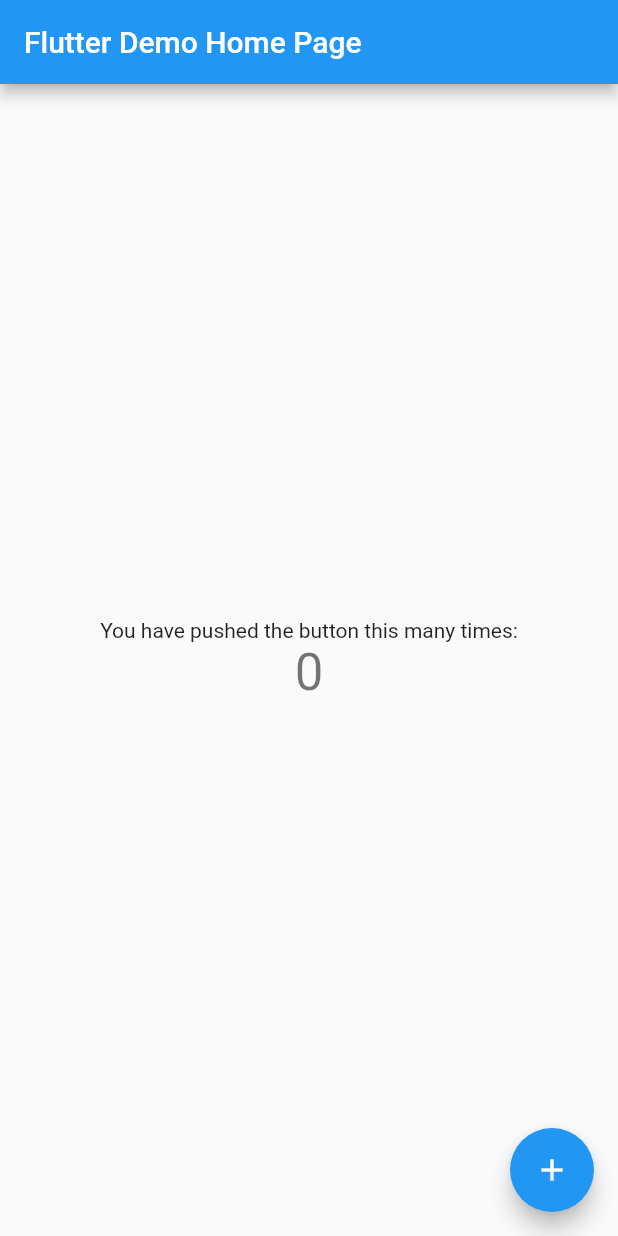
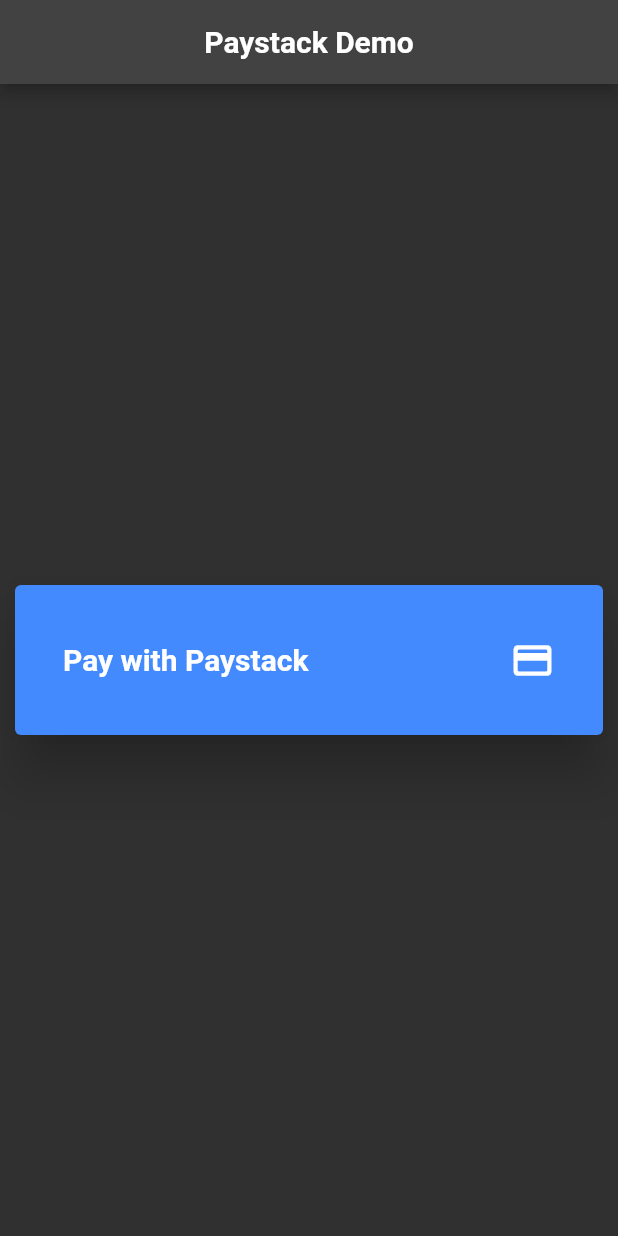
Before and after one commit to bisi-dev/flutter_paystack_app, a Flutter app: the screen it shows after launch, on a phone screen of 412 x 824 dp. Run offline on Flutter 3.47's test engine with Material 2 defaults, Android fonts, the phone set to English and light mode, and no system bars.

Commit message:
Step 3: Create your payment page and card

```diff
--- a/lib/main.dart
+++ b/lib/main.dart
@@ -1,4 +1,5 @@
 import 'package:flutter/material.dart';
+import 'package:flutter_paystack_app/screens/checkout.dart';
 
 void main() {
   runApp(const MyApp());
@@ -7,109 +8,13 @@ void main() {
 class MyApp extends StatelessWidget {
   const MyApp({Key? key}) : super(key: key);
 
-  // This widget is the root of your application.
   @override
   Widget build(BuildContext context) {
     return MaterialApp(
-      title: 'Flutter Demo',
-      theme: ThemeData(
-        // This is the theme of your application.
-        //
-        // Try running your application with "flutter run". You'll see the
-        // application has a blue toolbar. Then, without quitting the app, try
-        // changing the primarySwatch below to Colors.green and then invoke
-        // "hot reload" (press "r" in the console where you ran "flutter run",
-        // or simply save your changes to "hot reload" in a Flutter IDE).
-        // Notice that the counter didn't reset back to zero; the application
-        // is not restarted.
-        primarySwatch: Colors.blue,
-      ),
-      home: const MyHomePage(title: 'Flutter Demo Home Page'),
+      title: 'Paystack',
+      theme: ThemeData.dark(),
+      home: const CheckOutPage(),
+      debugShowCheckedModeBanner: false,
     );
   }
 }
-
-class MyHomePage extends StatefulWidget {
-  const MyHomePage({Key? key, required this.title}) : super(key: key);
-
-  // This widget is the home page of your application. It is stateful, meaning
-  // that it has a State object (defined below) that contains fields that affect
-  // how it looks.
-
-  // This class is the configuration for the state. It holds the values (in this
-  // case the title) provided by the parent (in this case the App widget) and
-  // used by the build method of the State. Fields in a Widget subclass are
-  // always marked "final".
-
-  final String title;
-
-  @override
-  State<MyHomePage> createState() => _MyHomePageState();
-}
-
-class _MyHomePageState extends State<MyHomePage> {
-  int _counter = 0;
-
-  void _incrementCounter() {
-    setState(() {
-      // This call to setState tells the Flutter framework that something has
-      // changed in this State, which causes it to rerun the build method below
-      // so that the display can reflect the updated values. If we changed
-      // _counter without calling setState(), then the build method would not be
-      // called again, and so nothing would appear to happen.
-      _counter++;
-    });
-  }
-
-  @override
-  Widget build(BuildContext context) {
-    // This method is rerun every time setState is called, for instance as done
-    // by the _incrementCounter method above.
-    //
-    // The Flutter framework has been optimized to make rerunning build methods
-    // fast, so that you can just rebuild anything that needs updating rather
-    // than having to individually change instances of widgets.
-    return Scaffold(
-      appBar: AppBar(
-        // Here we take the value from the MyHomePage object that was created by
-        // the App.build method, and use it to set our appbar title.
-        title: Text(widget.title),
-      ),
-      body: Center(
-        // Center is a layout widget. It takes a single child and positions it
-        // in the middle of the parent.
-        child: Column(
-          // Column is also a layout widget. It takes a list of children and
-          // arranges them vertically. By default, it sizes itself to fit its
-          // children horizontally, and tries to be as tall as its parent.
-          //
-          // Invoke "debug painting" (press "p" in the console, choose the
-          // "Toggle Debug Paint" action from the Flutter Inspector in Android
-          // Studio, or the "Toggle Debug Paint" command in Visual Studio Code)
-          // to see the wireframe for each widget.
-          //
-          // Column has various properties to control how it sizes itself and
-          // how it positions its children. Here we use mainAxisAlignment to
-          // center the children vertically; the main axis here is the vertical
-          // axis because Columns are vertical (the cross axis would be
-          // horizontal).
-          mainAxisAlignment: MainAxisAlignment.center,
-          children: <Widget>[
-            const Text(
-              'You have pushed the button this many times:',
-            ),
-            Text(
-              '$_counter',
-              style: Theme.of(context).textTheme.headline4,
-            ),
-          ],
-        ),
-      ),
-      floatingActionButton: FloatingActionButton(
-        onPressed: _incrementCounter,
-        tooltip: 'Increment',
-        child: const Icon(Icons.add),
-      ), // This trailing comma makes auto-formatting nicer for build methods.
-    );
-  }
-}
--- /dev/null
+++ b/lib/screens/checkout.dart
@@ -0,0 +1,59 @@
+import 'package:flutter/material.dart';
+
+class CheckOutPage extends StatefulWidget {
+  const CheckOutPage({Key? key}) : super(key: key);
+
+  @override
+  State<CheckOutPage> createState() => _CheckOutPageState();
+}
+
+class _CheckOutPageState extends State<CheckOutPage> {
+  @override
+  Widget build(BuildContext context) {
+    return Scaffold(
+      appBar: AppBar(
+        title: Text(
+          'Paystack Demo',
+          style: TextStyle(fontWeight: FontWeight.bold),
+        ),
+        centerTitle: true,
+      ),
+      body: Column(
+        mainAxisAlignment: MainAxisAlignment.center,
+        children: [
+          CheckOutCard(),
+        ],
+      ),
+    );
+  }
+
+  Widget CheckOutCard() {
+    return InkWell(
+      onTap: () {},
+      child: Card(
+        margin: EdgeInsets.symmetric(horizontal: 10),
+        color: Colors.blueAccent,
+        elevation: 15,
+        child: Container(
+          height: 100,
+          child: Padding(
+            padding: const EdgeInsets.all(32.0),
+            child: Row(
+              mainAxisAlignment: MainAxisAlignment.spaceBetween,
+              children: <Widget>[
+                Text(
+                  "Pay with Paystack",
+                  style: TextStyle(fontSize: 20, fontWeight: FontWeight.bold),
+                ),
+                Icon(
+                  Icons.payment_rounded,
+                  size: 30,
+                )
+              ],
+            ),
+          ),
+        ),
+      ),
+    );
+  }
+}
```
